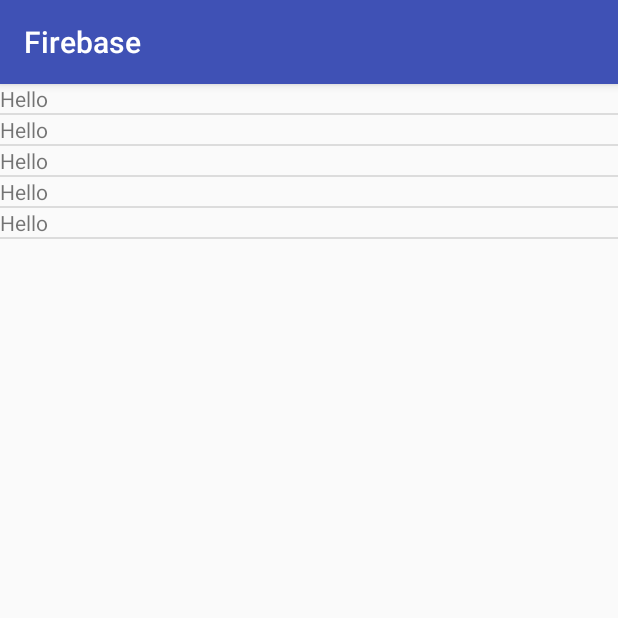
After one commit to MrSparsh/Queno, an Android app: the LiveQueue screen opened directly, with no data from a screen before it, on a phone screen of 412 x 824 dp, the top half of it. The commit adds this screen. Run offline under Robolectric (Android 15) with nearby library versions, the phone set to English and light mode, and no system bars.

Commit message:
Custom Queue Adapter Added

```diff
--- a/app/build.gradle
+++ b/app/build.gradle
@@ -33,4 +33,6 @@ dependencies {
 
 
 
+
+
 apply plugin: 'com.google.gms.google-services'
--- a/app/src/main/AndroidManifest.xml
+++ b/app/src/main/AndroidManifest.xml
@@ -16,6 +16,7 @@
                 <category android:name="android.intent.category.LAUNCHER" />
             </intent-filter>
         </activity>
+        <activity android:name=".LiveQueue"></activity>
     </application>
 
 </manifest>
--- /dev/null
+++ b/app/src/main/java/com/example/prashanjeet/firebase/LiveQueue.java
@@ -0,0 +1,24 @@
+package com.example.prashanjeet.firebase;
+
+import android.os.Bundle;
+import android.support.v7.app.AppCompatActivity;
+import android.widget.ListAdapter;
+import android.widget.ListView;
+
+public class LiveQueue extends AppCompatActivity {
+
+    ListView queueListView;
+    QueueDataModel[] queueData;
+
+    @Override
+    protected void onCreate(Bundle savedInstanceState) {
+        super.onCreate(savedInstanceState);
+        setContentView(R.layout.activity_live_queue);
+
+        queueListView =(ListView) findViewById(R.id.queueListView);
+        queueData = new QueueDataModel[5];
+        ListAdapter customListAdapter = new QueueListAdapter(this,queueData);
+        queueListView.setAdapter(customListAdapter);
+
+    }
+}
--- /dev/null
+++ b/app/src/main/java/com/example/prashanjeet/firebase/QueueDataModel.java
@@ -0,0 +1,5 @@
+package com.example.prashanjeet.firebase;
+
+public class QueueDataModel {
+
+}
--- /dev/null
+++ b/app/src/main/java/com/example/prashanjeet/firebase/QueueListAdapter.java
@@ -0,0 +1,25 @@
+package com.example.prashanjeet.firebase;
+
+import android.content.Context;
+import android.support.annotation.NonNull;
+import android.view.LayoutInflater;
+import android.view.View;
+import android.view.ViewGroup;
+import android.widget.ArrayAdapter;
+import android.widget.TextView;
+
+public class QueueListAdapter extends ArrayAdapter<QueueDataModel>{
+    public QueueListAdapter(@NonNull Context context, QueueDataModel queueDataModel[]) {
+        super(context,R.layout.queue_list_row,queueDataModel);
+    }
+
+    @Override
+    public View getView(int position, View convertView, ViewGroup parent) {
+
+        LayoutInflater myCustomInflater = LayoutInflater.from(getContext());
+        View customView = myCustomInflater.inflate(R.layout.queue_list_row, parent, false);
+        TextView textView = (TextView) customView.findViewById(R.id.textView);
+        textView.setText("Hello");
+        return customView;
+    }
+}
--- /dev/null
+++ b/app/src/main/res/layout/activity_live_queue.xml
@@ -0,0 +1,16 @@
+<?xml version="1.0" encoding="utf-8"?>
+<RelativeLayout xmlns:android="http://schemas.android.com/apk/res/android"
+    xmlns:app="http://schemas.android.com/apk/res-auto"
+    xmlns:tools="http://schemas.android.com/tools"
+    android:layout_width="match_parent"
+    android:layout_height="match_parent"
+    tools:context="com.example.prashanjeet.firebase.LiveQueue">
+
+    <ListView
+        android:id="@+id/queueListView"
+        android:layout_width="match_parent"
+        android:layout_height="match_parent"
+        android:layout_alignParentLeft="true"
+        android:layout_alignParentStart="true"
+        android:layout_alignParentTop="true" />
+</RelativeLayout>
--- /dev/null
+++ b/app/src/main/res/layout/queue_list_row.xml
@@ -0,0 +1,13 @@
+<?xml version="1.0" encoding="utf-8"?>
+<LinearLayout xmlns:android="http://schemas.android.com/apk/res/android"
+    android:orientation="horizontal" android:layout_width="match_parent"
+    android:layout_height="match_parent">
+
+    <TextView
+        android:id="@+id/textView"
+        android:layout_width="wrap_content"
+        android:layout_height="wrap_content"
+        android:layout_weight="1"
+        android:text="TextView" />
+
+</LinearLayout>
```
Also changed, not shown: app/src/main/java/com/example/prashanjeet/firebase/MainActivity.java (+13 -22 lines), app/src/main/res/layout/activity_main.xml (+8 -8 lines).
